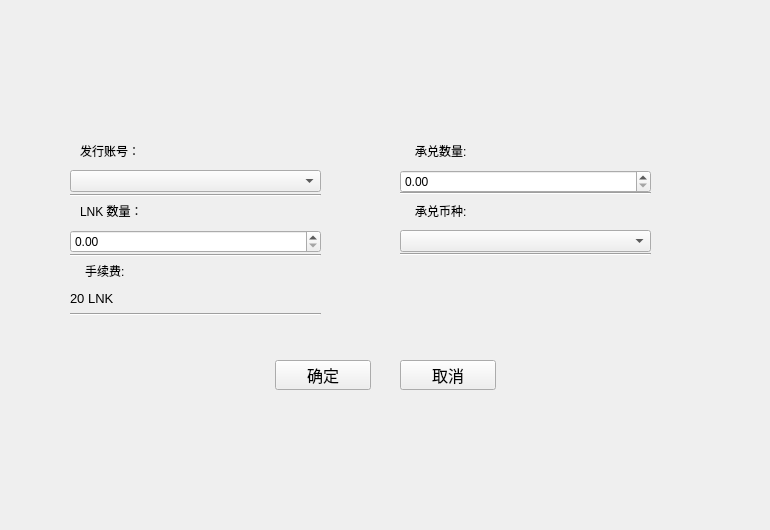
HcashOrg/hx-indicator, file poundage/PublishPoundageWidget.ui: the form before one commit.
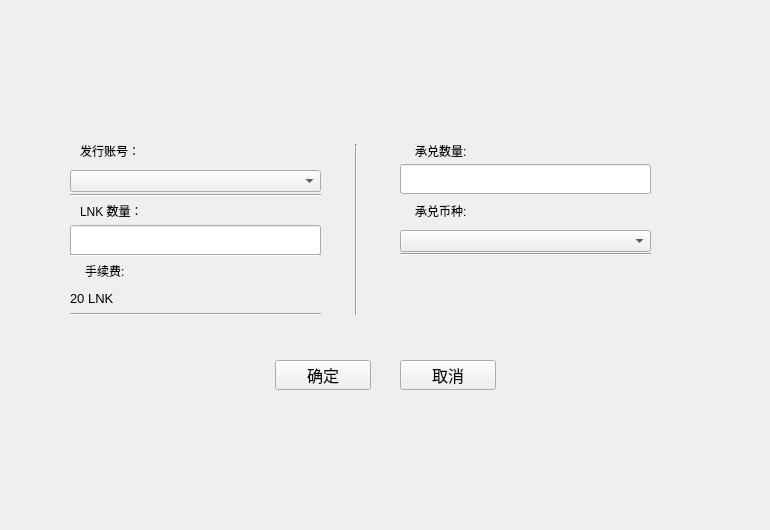
The form after the commit.

```diff
--- a/poundage/PublishPoundageWidget.ui
+++ b/poundage/PublishPoundageWidget.ui
@@ -137,16 +137,6 @@
     <string>LNK 数量：</string>
    </property>
   </widget>
-  <widget class="QDoubleSpinBox" name="doubleSpinBox_sourceNumber">
-   <property name="geometry">
-    <rect>
-     <x>70</x>
-     <y>230</y>
-     <width>251</width>
-     <height>23</height>
-    </rect>
-   </property>
-  </widget>
   <widget class="QLabel" name="label_2">
    <property name="geometry">
     <rect>
@@ -160,16 +150,6 @@
     <string>承兑数量:</string>
    </property>
   </widget>
-  <widget class="QDoubleSpinBox" name="doubleSpinBox_targetNumber">
-   <property name="geometry">
-    <rect>
-     <x>400</x>
-     <y>170</y>
-     <width>251</width>
-     <height>23</height>
-    </rect>
-   </property>
-  </widget>
   <widget class="QLabel" name="label_4">
    <property name="geometry">
     <rect>
@@ -238,6 +218,39 @@
     <string>20 LNK</string>
    </property>
   </widget>
+  <widget class="QLineEdit" name="lineEdit_source">
+   <property name="geometry">
+    <rect>
+     <x>70</x>
+     <y>225</y>
+     <width>251</width>
+     <height>30</height>
+    </rect>
+   </property>
+  </widget>
+  <widget class="QLineEdit" name="lineEdit_target">
+   <property name="geometry">
+    <rect>
+     <x>400</x>
+     <y>164</y>
+     <width>251</width>
+     <height>30</height>
+    </rect>
+   </property>
+  </widget>
+  <widget class="Line" name="line_6">
+   <property name="geometry">
+    <rect>
+     <x>346</x>
+     <y>144</y>
+     <width>20</width>
+     <height>171</height>
+    </rect>
+   </property>
+   <property name="orientation">
+    <enum>Qt::Vertical</enum>
+   </property>
+  </widget>
  </widget>
  <resources/>
  <connections/>
```
